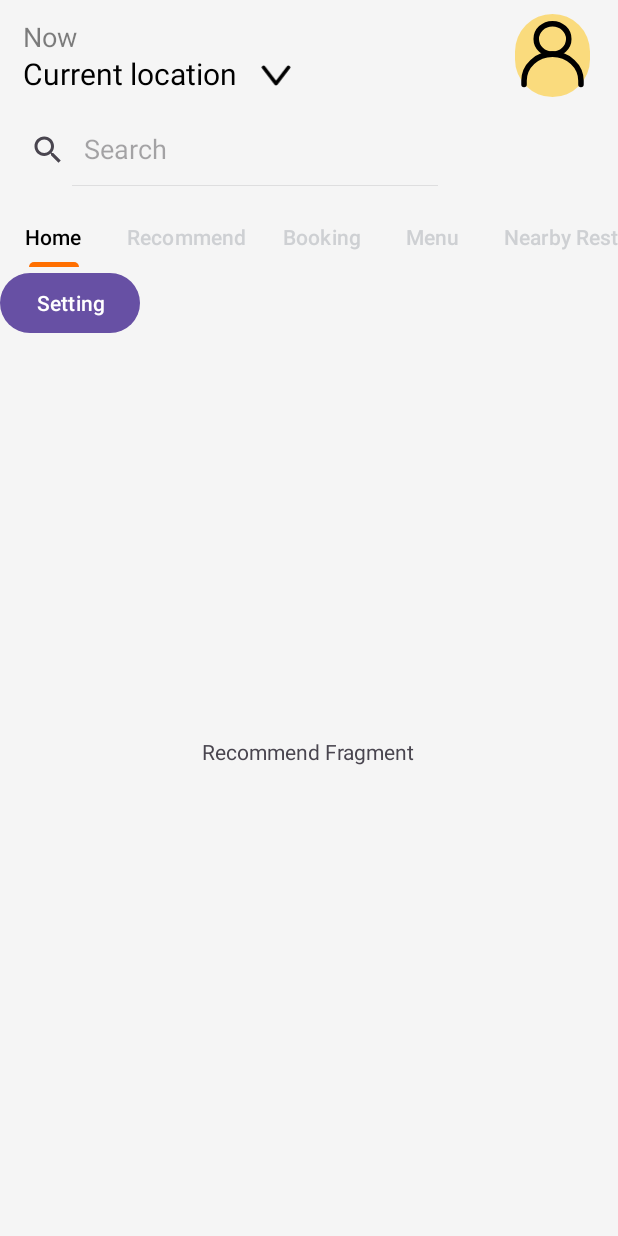
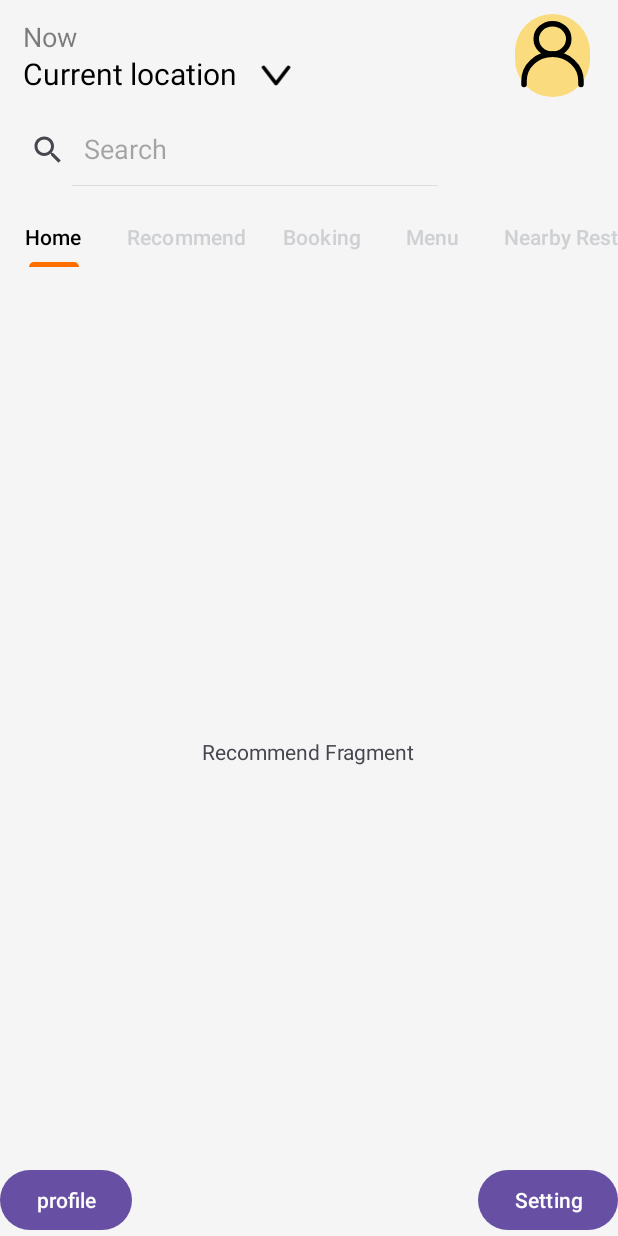
Before and after one commit to blackChan1234/FYP2, an Android app: the HomeFragment screen opened directly, with no data from a screen before it, on a phone screen of 412 x 824 dp. Run offline under Robolectric (Android 15) with nearby library versions, the phone set to English and light mode, and no system bars; libraries missing offline, so code that uses them is left out: org.apache.hc; pictures from the network do not load.

Commit message:
profile xml

```diff
--- a/app/src/main/AndroidManifest.xml
+++ b/app/src/main/AndroidManifest.xml
@@ -54,7 +54,6 @@
             android:exported="true">
             <intent-filter>
                 <action android:name="android.intent.action.MAIN" />
-
                 <category android:name="android.intent.category.LAUNCHER" />
             </intent-filter>
 
@@ -74,6 +73,9 @@
                 <category android:name="android.intent.category.LAUNCHER" />
             </intent-filter>
         </activity>
+
+        <activity android:name=".ProfileHomeActivity">
+        </activity>
         <activity android:name=".SettingsActivity" />
         <activity android:name=".SurveyActivity"
             android:exported="true">
--- a/app/src/main/java/com/example/fyp/HomeFragment.java
+++ b/app/src/main/java/com/example/fyp/HomeFragment.java
@@ -26,11 +26,21 @@ public class HomeFragment extends Fragment {
         super.onViewCreated(view, savedInstanceState);
 
         Button btnSetting = view.findViewById(R.id.btnSetting);
+        Button btnReview = view.findViewById(R.id.btnReview);
         btnSetting.setOnClickListener(new View.OnClickListener() {
             @Override
             public void onClick(View v) {
-                // Make sure to use getActivity() to get the context
-                Intent intent = new Intent(getActivity(), SettingsActivity.class);
+                // Use Fragment's context to start the activity
+                Intent intent = new Intent(requireActivity(), SettingsActivity.class);
+                startActivity(intent);
+            }
+        });
+
+        btnReview.setOnClickListener(new View.OnClickListener() {
+            @Override
+            public void onClick(View v) {
+                // Use Fragment's context to start the activity
+                Intent intent = new Intent(requireActivity(), ProfileHomeActivity.class);
                 startActivity(intent);
             }
         });
--- a/app/src/main/res/layout/fragment_home.xml
+++ b/app/src/main/res/layout/fragment_home.xml
@@ -4,14 +4,25 @@
     android:layout_height="match_parent">
 
     <TextView
-        android:layout_width="wrap_content"
-        android:layout_height="wrap_content"
-        android:text="Recommend Fragment"
-        android:layout_gravity="center" />
+        android:id="@+id/textViewRecommend"
+    android:layout_width="wrap_content"
+    android:layout_height="wrap_content"
+    android:text="Recommend Fragment"
+    android:layout_gravity="center" />
 
     <Button
         android:id="@+id/btnSetting"
         android:layout_width="wrap_content"
         android:layout_height="wrap_content"
-        android:text="Setting" />
+        android:text="Setting"
+        android:layout_gravity="bottom|right"
+    />
+
+    <Button
+        android:id="@+id/btnReview"
+        android:layout_width="wrap_content"
+        android:layout_height="wrap_content"
+        android:text="profile"
+        android:layout_gravity="bottom|left"
+        />
 </FrameLayout>
--- a/app/src/main/res/layout/profile.xml
+++ b/app/src/main/res/layout/profile.xml
@@ -52,7 +52,7 @@
         android:layout_marginBottom="40dp"
         android:gravity="center_horizontal"
         android:orientation="vertical"
-        android:paddingBottom="32dp">
+        android:paddingBottom="3dp">
 
         <!-- Replicate this Button structure for as many buttons as you need -->
 
```
Also changed, not shown: app/src/main/java/com/example/fyp/ProfileHomeActivity.java (+2 -14 lines), app/src/main/res/layout/history_record.xml (added, +39 -0 lines).
